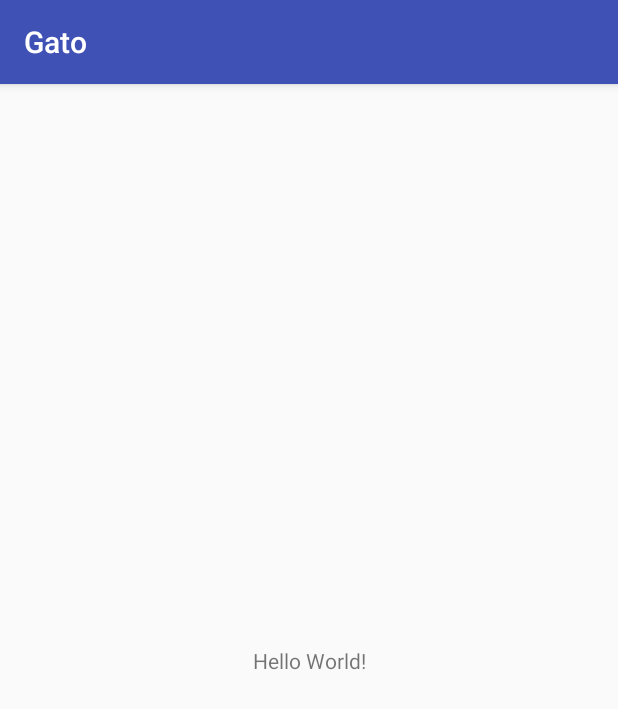
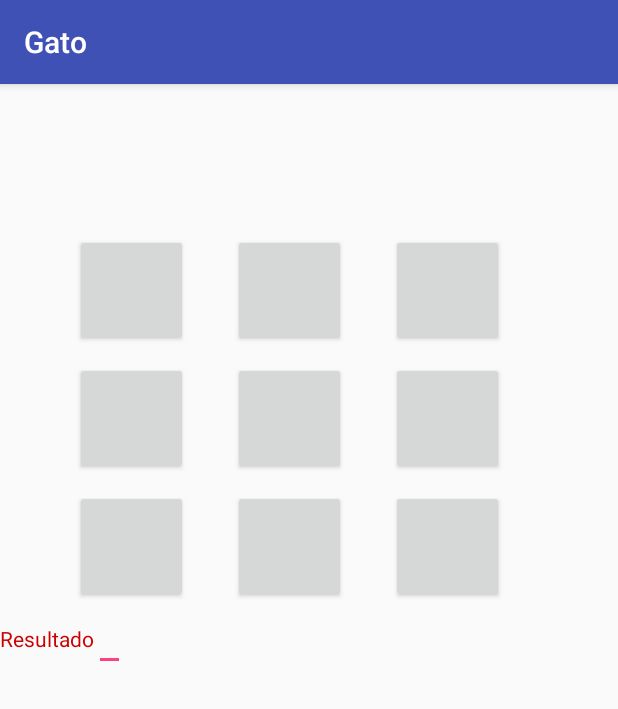
Before and after one commit to TheRaven0/Gato, an Android app: the screen it shows after launch (MainActivity), on a phone screen of 412 x 824 dp. Shown: the top 709 px of the screen. Run offline under Robolectric (Android 15) with nearby library versions, the phone set to English and light mode, and no system bars.

Commit message:
Creada la interfaz.

```diff
--- a/app/src/main/res/layout/activity_main.xml
+++ b/app/src/main/res/layout/activity_main.xml
@@ -1,18 +1,117 @@
 <?xml version="1.0" encoding="utf-8"?>
-<android.support.constraint.ConstraintLayout xmlns:android="http://schemas.android.com/apk/res/android"
-    xmlns:app="http://schemas.android.com/apk/res-auto"
-    xmlns:tools="http://schemas.android.com/tools"
+<LinearLayout xmlns:android="http://schemas.android.com/apk/res/android"
+    android:layout_height="match_parent"
     android:layout_width="match_parent"
-    android:layout_height="match_parent"
-    tools:context=".MainActivity">
+    android:orientation="vertical">
 
-    <TextView
-        android:layout_width="wrap_content"
+    <LinearLayout
+        android:layout_width="match_parent"
         android:layout_height="wrap_content"
-        android:text="Hello World!"
-        app:layout_constraintBottom_toBottomOf="parent"
-        app:layout_constraintLeft_toLeftOf="parent"
-        app:layout_constraintRight_toRightOf="parent"
-        app:layout_constraintTop_toTopOf="parent" />
+        android:orientation="horizontal">
 
-</android.support.constraint.ConstraintLayout>
+        <Button
+            android:id="@+id/btn1"
+            android:layout_width="75dp"
+            android:layout_height="75dp"
+            android:layout_marginLeft="50dp"
+            android:layout_marginTop="100dp"
+            android:text=" " />
+
+        <Button
+            android:layout_width="75dp"
+            android:layout_height="75dp"
+            android:text=" "
+            android:id="@+id/btn2"
+            android:layout_marginTop="100dp"
+            android:layout_marginLeft="30dp"/>
+
+        <Button
+            android:layout_width="75dp"
+            android:layout_height="75dp"
+            android:text=" "
+            android:id="@+id/btn3"
+            android:layout_marginTop="100dp"
+            android:layout_marginLeft="30dp"/>
+    </LinearLayout>
+
+    <LinearLayout
+        android:layout_width="match_parent"
+        android:layout_height="wrap_content"
+        android:orientation="horizontal">
+
+        <Button
+            android:layout_width="75dp"
+            android:layout_height="75dp"
+            android:text=" "
+            android:id="@+id/btn4"
+            android:layout_marginTop="10dp"
+            android:layout_marginLeft="50dp"/>
+
+        <Button
+            android:layout_width="75dp"
+            android:layout_height="75dp"
+            android:text=" "
+            android:id="@+id/btn5"
+            android:layout_marginTop="10dp"
+            android:layout_marginLeft="30dp"/>
+
+        <Button
+            android:layout_width="75dp"
+            android:layout_height="75dp"
+            android:text=" "
+            android:id="@+id/btn6"
+            android:layout_marginTop="10dp"
+            android:layout_marginLeft="30dp"/>
+
+    </LinearLayout>
+
+    <LinearLayout
+        android:layout_width="match_parent"
+        android:layout_height="wrap_content"
+        android:orientation="horizontal">
+
+        <Button
+            android:layout_width="75dp"
+            android:layout_height="75dp"
+            android:text=" "
+            android:id="@+id/btn7"
+            android:layout_marginTop="10dp"
+            android:layout_marginLeft="50dp"/>
+
+        <Button
+            android:layout_width="75dp"
+            android:layout_height="75dp"
+            android:text=" "
+            android:id="@+id/btn8"
+            android:layout_marginTop="10dp"
+            android:layout_marginLeft="30dp"/>
+
+        <Button
+            android:layout_width="75dp"
+            android:layout_height="75dp"
+            android:text=" "
+            android:id="@+id/btn9"
+            android:layout_marginTop="10dp"
+            android:layout_marginLeft="30dp"/>
+
+    </LinearLayout>
+
+    <LinearLayout
+        android:layout_width="match_parent"
+        android:layout_height="wrap_content"
+        android:orientation="horizontal">
+
+        <TextView
+            android:layout_width="wrap_content"
+            android:layout_height="wrap_content"
+            android:text="Resultado"
+            android:textColor="@android:color/holo_red_dark"/>
+
+        <EditText
+            android:layout_width="wrap_content"
+            android:layout_height="wrap_content"
+            android:id="@+id/resultado"/>
+
+    </LinearLayout>
+
+</LinearLayout>
```
